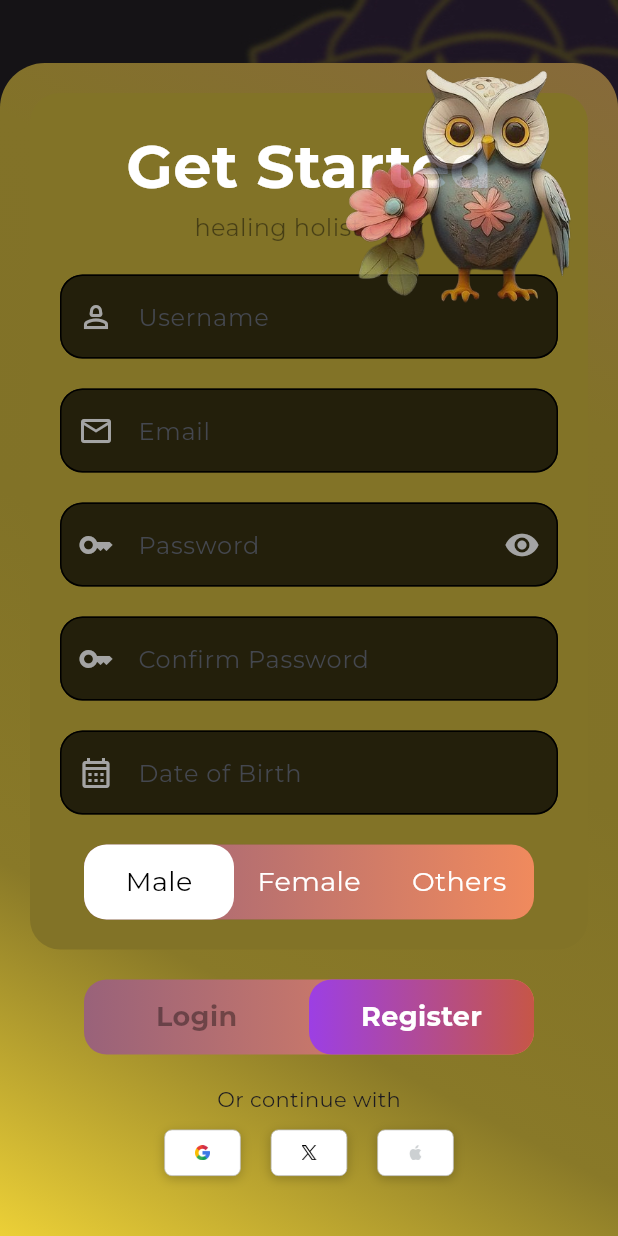
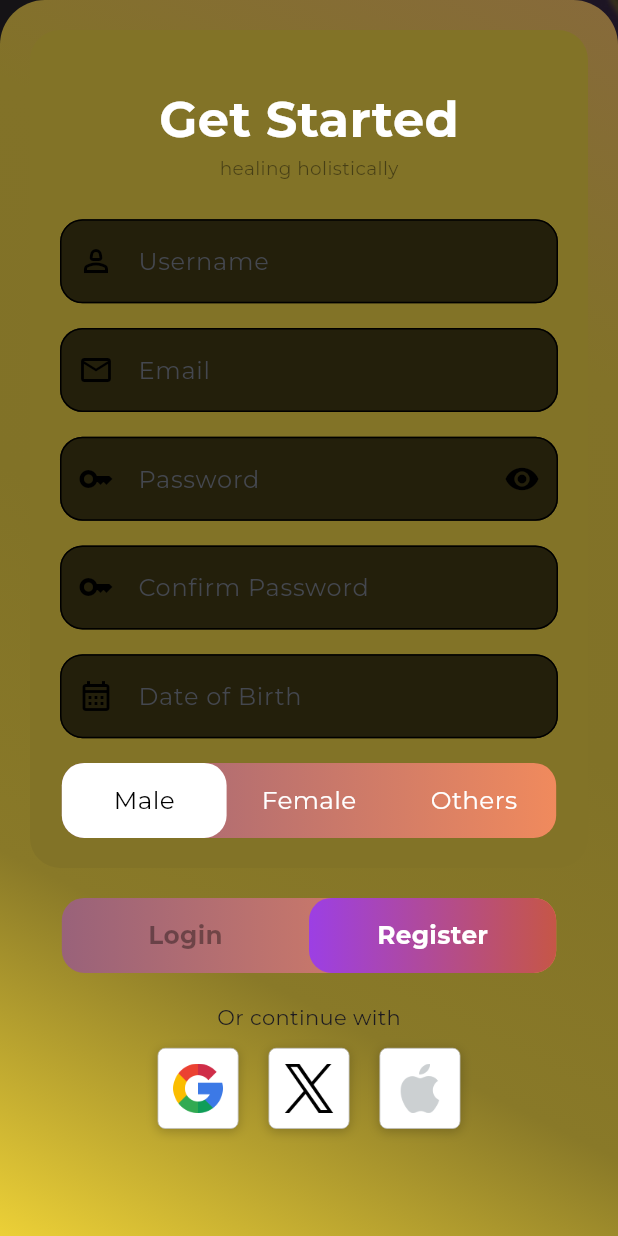
Before and after one commit to veerhegde/PsyGPT, a Flutter app: the AuthScreen screen opened by its route, after a tap on "Register", on a phone screen of 412 x 824 dp. Run offline on Flutter 3.47's test engine with Material 3 defaults, Android fonts, the phone set to English and light mode, and no system bars; our stand-ins replace flutter_secure_storage, flutter_svg, google_fonts, lottie, material_symbols_icons; missing offline and left inert: dotlottie_loader; accounts and stored records are empty; project files that could hold a hidden picture were left out.

Commit message:
[ui] made the responsive

```diff
--- a/psy_fe/mindq_ui/lib/screens/userauth.dart
+++ b/psy_fe/mindq_ui/lib/screens/userauth.dart
@@ -35,14 +35,44 @@ class _LoginRegistrationScreenState extends State<AuthScreen> {
           Container(
             decoration: BoxDecoration(
               image: DecorationImage(
-                image: AssetImage(
-                    'lib/assets/mindq_right_bg.jpg'),
+                image: AssetImage('lib/assets/mindq_right_bg.jpg'),
                 fit: BoxFit.fill,
               ),
             ),
           ),
+          SafeArea(
+            child: LayoutBuilder(
+              builder: (context, constraints) {
+                return SingleChildScrollView(
+                  child: ConstrainedBox(
+                    constraints: BoxConstraints(
+                      minHeight: constraints.maxHeight,
+                    ),
+                    child: IntrinsicHeight(
+                      child: Column(
+                        mainAxisAlignment: MainAxisAlignment.end,
+                        children: [
+                          if (isLogin)
                           Align(
-            alignment: Alignment.bottomCenter,
+                            alignment: Alignment.topRight,
+                            child: Padding(
+                              padding: EdgeInsets.only(
+                                top: constraints.maxHeight * 0.05,
+                                right: constraints.maxWidth * 0.05,
+                              ),
+                              child: SizedBox(
+                                width: constraints.maxWidth * 0.3,
+                                height: constraints.maxWidth * 0.3,
+                                child: Image.asset(
+                                  'lib/assets/phobe-removebg-preview.png',
+                                  fit: BoxFit.contain,
+                                  color: Colors.white.withOpacity(0.8),
+                                  colorBlendMode: BlendMode.modulate,
+                                ),
+                              ),
+                            ),
+                          ),
+                          Expanded(
                             child: Container(
                               width: double.infinity,
                               padding: EdgeInsets.all(20),
@@ -56,14 +86,6 @@ class _LoginRegistrationScreenState extends State<AuthScreen> {
                               child: Column(
                                 mainAxisSize: MainAxisSize.min,
                                 children: [
-                  Container(
-                    decoration: BoxDecoration(
-                      image: DecorationImage(
-                        image: AssetImage(
-                            'lib/assets/phobe-removebg-preview.png'),
-                      ),
-                    ),
-                  ),
                                   AnimatedContainer(
                                     duration: Duration(milliseconds: 300),
                                     curve: Curves.easeInOut,
@@ -73,40 +95,42 @@ class _LoginRegistrationScreenState extends State<AuthScreen> {
                                       color: Color(0xff827327),
                                       borderRadius: BorderRadius.circular(20),
                                     ),
-                    child: isLogin ? buildLoginForm() : buildRegistrationForm(),
+                                    child: isLogin
+                                        ? buildLoginForm(constraints)
+                                        : buildRegistrationForm(constraints),
                                   ),
                                   SizedBox(height: 20),
-                  buildSlidingButton(),
+                                  buildSlidingButton(constraints),
                                   SizedBox(height: 20),
                                   Text("Or continue with"),
                                   SizedBox(height: 10),
                                   Row(
                                     mainAxisAlignment: MainAxisAlignment.center,
                                     children: [
-                      buildSocialButton('lib/assets/icons/google.png'),
+                                      buildSocialButton(
+                                          'lib/assets/icons/google.png',
+                                          constraints),
                                       SizedBox(width: 20),
-                      buildSocialButton('lib/assets/icons/twitter.png'),
+                                      buildSocialButton(
+                                          'lib/assets/icons/twitter.png',
+                                          constraints),
                                       SizedBox(width: 20),
-                      buildSocialButton('lib/assets/icons/apple.png'),
+                                      buildSocialButton(
+                                          'lib/assets/icons/apple.png',
+                                          constraints),
                                     ],
                                   ),
-                  SizedBox(height: 20)
+                                  SizedBox(height: 20),
                                 ],
                               ),
                             ),
                           ),
-          Positioned(
-            top: 33,
-            right: -4.4,
-            child: Container(
-              width: 200,
-              height: 200,
-              child: Image.asset(
-                'lib/assets/phobe-removebg-preview.png',
-                fit: BoxFit.contain,
-                color: Colors.white.withOpacity(0.8),
-                colorBlendMode: BlendMode.modulate,
+                        ],
                       ),
+                    ),
+                  ),
+                );
+              },
             ),
           ),
         ],
@@ -114,20 +138,20 @@ class _LoginRegistrationScreenState extends State<AuthScreen> {
     );
   }
 
-  Widget buildLoginForm() {
+  Widget buildLoginForm(BoxConstraints constraints) {
     return Column(
+      mainAxisSize: MainAxisSize.min,
       children: [
-        Positioned(
-          top: 100,
-          left: 0,
-          right: 0,
-          child: Center(
+        Padding(
+          padding: EdgeInsets.only(
+              top: constraints.maxHeight * 0.02,
+              bottom: constraints.maxHeight * 0.01),
           child: Column(
             children: [
               Text(
                 'Welcome Back!',
                 style: TextStyle(
-                    fontSize: 44,
+                  fontSize: constraints.maxWidth * 0.08,
                   fontWeight: FontWeight.bold,
                   color: Colors.white,
                 ),
@@ -135,78 +159,110 @@ class _LoginRegistrationScreenState extends State<AuthScreen> {
               Text(
                 'we missed you...',
                 style: TextStyle(
-                    fontSize: 16,
+                  fontSize: constraints.maxWidth * 0.03,
                   color: Colors.black45,
                 ),
               ),
             ],
           ),
         ),
-        ),
-        SizedBox(height: 60),
-        CustomTextbox(labelText: FormTableText.UsernameLabel, prefixIcon: Icon(Icons.person_2_outlined, color: ThemeColor.FormIconShade), fillColor: ThemeColor.fieldbg),
-        SizedBox(height: 20),
-        CustomTextbox(labelText: FormTableText.PasswordLabel, prefixIcon: Icon(Icons.key_outlined, color: ThemeColor.FormIconShade), suffixIcon: Icon(Icons.visibility, color: ThemeColor.FormIconShade), fillColor: ThemeColor.fieldbg),
+        SizedBox(height: constraints.maxHeight * 0.02),
+        CustomTextbox(
+            labelText: FormTableText.UsernameLabel,
+            prefixIcon: Icons.person_2_outlined,
+            fillColor: ThemeColor.fieldbg,
+            constraints: constraints),
+        SizedBox(height: constraints.maxHeight * 0.02),
+        CustomTextbox(
+            labelText: FormTableText.PasswordLabel,
+            prefixIcon: Icons.key_outlined,
+            suffixIcon: Icons.visibility,
+            fillColor: ThemeColor.fieldbg,
+            constraints: constraints),
         Align(
           alignment: Alignment.centerRight,
           child: TextButton(
             onPressed: () {},
-            child: Text('Forgot Password?'),
+            child: Text(
+              'Forgot Password?',
+              style: TextStyle(fontSize: constraints.maxWidth * 0.03),
             ),
           ),
-        SizedBox(height: 123),
+        ),
+        SizedBox(height: constraints.maxHeight * 0.05),
       ],
     );
   }
-  Widget buildRegistrationForm() {
+
+  Widget buildRegistrationForm(BoxConstraints constraints) {
     return Column(
+      mainAxisSize: MainAxisSize.min,
       children: [
-        Positioned(
-          top: 100,
-          left: 0,
-          right: 0,
-
-          child: Center(
+        Padding(
+          padding: EdgeInsets.only(
+            top: constraints.maxHeight * 0.02,
+            bottom: constraints.maxHeight * 0.01,
+          ),
           child: Column(
             children: [
               Text(
                 'Get Started',
                 style: TextStyle(
-                    fontSize: 40.33  ,
+                  fontSize: constraints.maxWidth * 0.08,
                   fontWeight: FontWeight.bold,
                   color: Colors.white,
                 ),
               ),
-
               Text(
                 'healing holistically',
                 style: TextStyle(
-                    fontSize: 16,
+                  fontSize: constraints.maxWidth * 0.03,
                   color: Colors.black45,
                 ),
               ),
             ],
           ),
         ),
-        ),
-        SizedBox(height: 20),
-        CustomTextbox(labelText: FormTableText.UsernameLabel, prefixIcon: Icon(Icons.person_2_outlined, color: ThemeColor.FormIconShade), fillColor: ThemeColor.fieldbg),
-        SizedBox(height: 20),
-        CustomTextbox(labelText: FormTableText.EmailLabel, prefixIcon: Icon(Icons.email_outlined, color: ThemeColor.FormIconShade), fillColor: ThemeColor.fieldbg),
-        SizedBox(height: 20),
-        CustomTextbox(labelText: FormTableText.PasswordLabel, prefixIcon: Icon(Icons.key_outlined, color: ThemeColor.FormIconShade), suffixIcon: Icon(Icons.visibility, color: ThemeColor.FormIconShade), fillColor: ThemeColor.fieldbg),
-        SizedBox(height: 20),
-        CustomTextbox(labelText: FormTableText.ConfirmPasswordLabel, prefixIcon: Icon(Icons.key_outlined, color: ThemeColor.FormIconShade), fillColor: ThemeColor.fieldbg),
-        SizedBox(height: 20),
-        CustomTextbox(labelText: FormTableText.DOBLabel, prefixIcon: Icon(Icons.calendar_month_outlined, color: ThemeColor.FormIconShade), fillColor: ThemeColor.fieldbg),
-        SizedBox(height: 20),
-        buildGenderSlidingButton()
+        SizedBox(height: constraints.maxHeight * 0.02),
+        CustomTextbox(
+            labelText: FormTableText.UsernameLabel,
+            prefixIcon: Icons.person_2_outlined,
+            fillColor: ThemeColor.fieldbg,
+            constraints: constraints),
+        SizedBox(height: constraints.maxHeight * 0.02),
+        CustomTextbox(
+            labelText: FormTableText.EmailLabel,
+            prefixIcon: Icons.email_outlined,
+            fillColor: ThemeColor.fieldbg,
+            constraints: constraints),
+        SizedBox(height: constraints.maxHeight * 0.02),
+        CustomTextbox(
+            labelText: FormTableText.PasswordLabel,
+            prefixIcon: Icons.key_outlined,
+            suffixIcon: Icons.visibility,
+            fillColor: ThemeColor.fieldbg,
+            constraints: constraints),
+        SizedBox(height: constraints.maxHeight * 0.02),
+        CustomTextbox(
+            labelText: FormTableText.ConfirmPasswordLabel,
+            prefixIcon: Icons.key_outlined,
+            fillColor: ThemeColor.fieldbg,
+            constraints: constraints),
+        SizedBox(height: constraints.maxHeight * 0.02),
+        CustomTextbox(
+            labelText: FormTableText.DOBLabel,
+            prefixIcon: Icons.calendar_month_outlined,
+            fillColor: ThemeColor.fieldbg,
+            constraints: constraints),
+        SizedBox(height: constraints.maxHeight * 0.02),
+        buildGenderSlidingButton(constraints),
       ],
     );
   }
-  Widget buildSlidingButton() {
+
+  Widget buildSlidingButton(BoxConstraints constraints) {
     return Container(
-      width: 300,
+      width: constraints.maxWidth * 0.8,
       height: 50,
       decoration: BoxDecoration(
         borderRadius: BorderRadius.circular(15),
@@ -222,10 +278,10 @@ class _LoginRegistrationScreenState extends State<AuthScreen> {
           AnimatedPositioned(
             duration: Duration(milliseconds: 300),
             curve: Curves.easeInOut,
-            left: isLogin ? 0 : 150,
+            left: isLogin ? 0 : constraints.maxWidth * 0.4,
             top: 0,
             bottom: 0,
-            width: 150,
+            width: constraints.maxWidth * 0.4,
             child: GestureDetector(
               onTap: () {
                 setState(() {
@@ -259,7 +315,8 @@ class _LoginRegistrationScreenState extends State<AuthScreen> {
                       'Login',
                       style: TextStyle(
                         color: isLogin ? Colors.white : Colors.black38,
-                        fontSize: 18, fontWeight:FontWeight.bold,
+                        fontSize: constraints.maxWidth * 0.04,
+                        fontWeight: FontWeight.bold,
                       ),
                     ),
                   ),
@@ -276,8 +333,9 @@ class _LoginRegistrationScreenState extends State<AuthScreen> {
                     child: Text(
                       'Register',
                       style: TextStyle(
-                        color: isLogin ? Colors.black38: Colors.white,
-                        fontSize: 18, fontWeight:FontWeight.bold,
+                        color: isLogin ? Colors.black38 : Colors.white,
+                        fontSize: constraints.maxWidth * 0.04,
+                        fontWeight: FontWeight.bold,
                       ),
                     ),
                   ),
@@ -290,23 +348,22 @@ class _LoginRegistrationScreenState extends State<AuthScreen> {
     );
   }
 
-  Widget buildGenderSlidingButton() {
+  Widget buildGenderSlidingButton(BoxConstraints constraints) {
     return Container(
-      width: 300,
+      width: constraints.maxWidth * 0.8,
       height: 50,
       decoration: BoxDecoration(
         boxShadow: [
-          const BoxShadow(
+          BoxShadow(
             color: Colors.black12,
           ),
-          const BoxShadow(
+          BoxShadow(
             color: Colors.black12,
             spreadRadius: -12.0,
             blurRadius: 12.0,
           ),
         ],
         borderRadius: BorderRadius.circular(15),
-
         gradient: LinearGradient(
           colors: [
             Color(0xFF99627A),
@@ -316,17 +373,15 @@ class _LoginRegistrationScreenState extends State<AuthScreen> {
       ),
       child: Stack(
         children: [
-          // Animated Slider
           AnimatedPositioned(
             duration: Duration(milliseconds: 300),
             curve: Curves.easeInOut,
-            left: selectedGenderIndex * (300 / 3), // Calculate position based on index
+            left: selectedGenderIndex * (constraints.maxWidth * 0.8 / 3),
             top: 0,
             bottom: 0,
-            width: 300 / 3, // Each section is 1/3 of the total width
+            width: constraints.maxWidth * 0.8 / 3,
             child: GestureDetector(
               onTap: () {
-                // We don't need to do anything here as the labels handle the tap
               },
               child: Container(
                 decoration: BoxDecoration(
@@ -336,7 +391,6 @@ class _LoginRegistrationScreenState extends State<AuthScreen> {
               ),
             ),
           ),
-          // Gender Labels
           Row(
             children: [
               Expanded(
@@ -344,14 +398,16 @@ class _LoginRegistrationScreenState extends State<AuthScreen> {
                   child: GestureDetector(
                     onTap: () {
                       setState(() {
-                        selectedGenderIndex = 0; // Male
+                        selectedGenderIndex = 0;
                       });
                     },
                     child: Text(
                       'Male',
                       style: TextStyle(
-                        color: selectedGenderIndex == 0 ? Colors.black : Colors.white,
-                        fontSize: 18,
+                        color: selectedGenderIndex == 0
+                            ? Colors.black
+                            : Colors.white,
+                        fontSize: constraints.maxWidth * 0.04,
                       ),
                     ),
                   ),
@@ -362,14 +418,16 @@ class _LoginRegistrationScreenState extends State<AuthScreen> {
                   child: GestureDetector(
                     onTap: () {
                       setState(() {
-                        selectedGenderIndex = 1; // Female
+                        selectedGenderIndex = 1;
                       });
                     },
                     child: Text(
                       'Female',
                       style: TextStyle(
-                        color: selectedGenderIndex == 1 ? Colors.black : Colors.white,
-                        fontSize: 18,
+                        color: selectedGenderIndex == 1
+                            ? Colors.black
+                            : Colors.white,
+                        fontSize: constraints.maxWidth * 0.04,
                       ),
                     ),
                   ),
@@ -380,14 +438,16 @@ class _LoginRegistrationScreenState extends State<AuthScreen> {
                   child: GestureDetector(
                     onTap: () {
                       setState(() {
-                        selectedGenderIndex = 2; // Others
+                        selectedGenderIndex = 2;
                       });
                     },
                     child: Text(
                       'Others',
                       style: TextStyle(
-                        color: selectedGenderIndex == 2 ? Colors.black : Colors.white,
-                        fontSize: 18,
+                        color: selectedGenderIndex == 2
+                            ? Colors.black
+                            : Colors.white,
+                        fontSize: constraints.maxWidth * 0.04,
                       ),
                     ),
                   ),
@@ -400,7 +460,7 @@ class _LoginRegistrationScreenState extends State<AuthScreen> {
     );
   }
 
-  Widget buildSocialButton(String imagePath) {
+  Widget buildSocialButton(String imagePath, BoxConstraints constraints) {
     return InkWell(
       onTap: () {
         // TODO: Add your social media login logic here
@@ -418,7 +478,7 @@ class _LoginRegistrationScreenState extends State<AuthScreen> {
             ),
           ],
           shape: BoxShape.rectangle,
-          borderRadius:  BorderRadius.circular(5),
+          borderRadius: BorderRadius.circular(5),
           border: Border.all(
             color: Colors.grey.shade400,
             width: 0.5,
@@ -426,8 +486,8 @@ class _LoginRegistrationScreenState extends State<AuthScreen> {
         ),
         child: Image.asset(
           imagePath,
-          width: 30,
-          height: 10,
+          width: constraints.maxWidth * 0.08,
+          height: constraints.maxWidth * 0.08,
         ),
       ),
     );
--- a/psy_fe/mindq_ui/lib/widgets/TextBox.dart
+++ b/psy_fe/mindq_ui/lib/widgets/TextBox.dart
@@ -5,8 +5,10 @@ class CustomTextbox extends StatelessWidget {
   final String labelText;
   final Color borderColor;
   final bool obscureText;
-  final Icon? prefixIcon;
-  final Icon? suffixIcon;
+  final IconData? prefixIcon;
+  final IconData? suffixIcon;
+  final BoxConstraints? constraints;
+  final Color textColor;
 
   const CustomTextbox({
     Key? key,
@@ -16,20 +18,25 @@ class CustomTextbox extends StatelessWidget {
     this.obscureText = false,
     this.prefixIcon,
     this.suffixIcon,
+    this.constraints,
+    this.textColor = Colors.grey,
   }) : super(key: key);
 
   @override
   Widget build(BuildContext context) {
-    return TextField(
+    return ConstrainedBox(
+      constraints: constraints ?? BoxConstraints(),
+      child: TextField(
+        style: TextStyle(color: textColor),
         decoration: InputDecoration(
           filled: true,
           fillColor: fillColor,
           labelText: labelText,
           prefixIcon: prefixIcon != null
-            ? prefixIcon
+              ? Icon(prefixIcon, color: borderColor)
               : null,
           suffixIcon: suffixIcon != null
-            ? suffixIcon
+              ? Icon(suffixIcon, color: borderColor)
               : null,
           border: OutlineInputBorder(
             borderRadius: BorderRadius.circular(15),
@@ -44,6 +51,7 @@ class CustomTextbox extends StatelessWidget {
           ),
         ),
         obscureText: obscureText,
+      ),
     );
   }
 }
```
Lines whose indentation alone changed are shown as unchanged.
